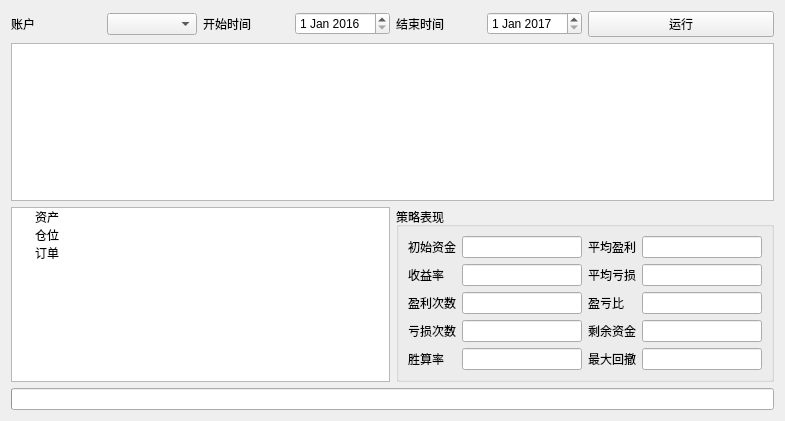
First picture: the form in ui/backtest_run.ui, repository fj11/backtesters, before the edit.
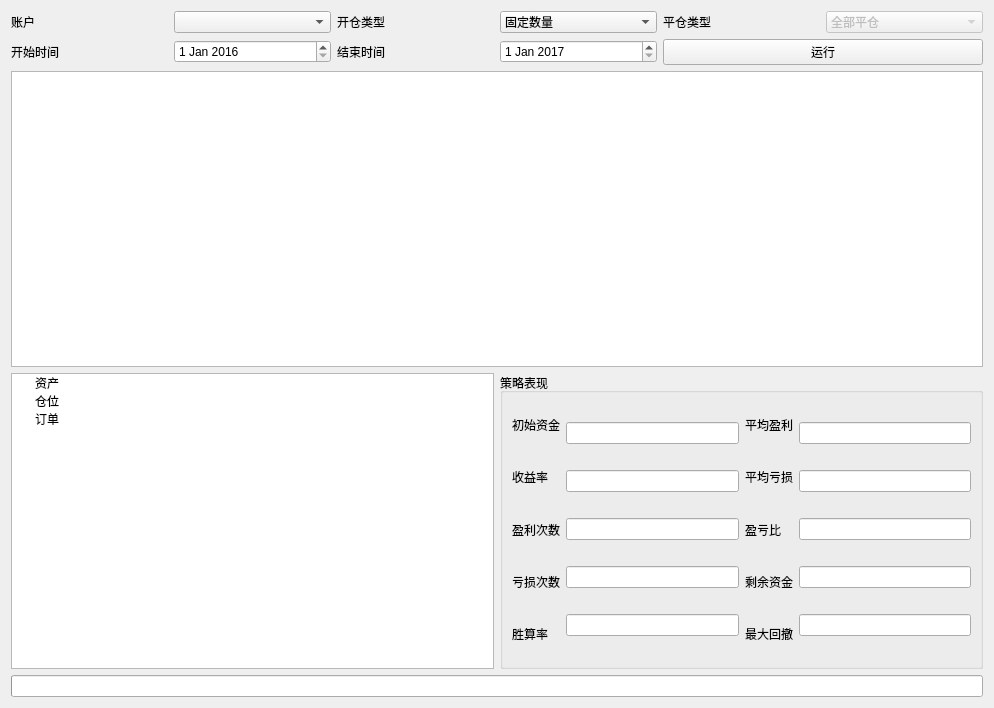
Second picture: the form after the edit. Icons and pictures are not drawn.

The edit to the form file:
```diff
--- a/ui/backtest_run.ui
+++ b/ui/backtest_run.ui
@@ -6,8 +6,8 @@
    <rect>
     <x>0</x>
     <y>0</y>
-    <width>785</width>
-    <height>421</height>
+    <width>994</width>
+    <height>708</height>
    </rect>
   </property>
   <property name="windowTitle">
@@ -15,7 +15,7 @@
   </property>
   <layout class="QVBoxLayout" name="verticalLayout_5">
    <item>
-    <layout class="QHBoxLayout" name="horizontalLayout_6">
+    <layout class="QHBoxLayout" name="horizontalLayout_10">
      <item>
       <layout class="QHBoxLayout" name="horizontalLayout_3">
        <item>
@@ -30,6 +30,68 @@
        </item>
       </layout>
      </item>
+     <item>
+      <layout class="QHBoxLayout" name="horizontalLayout_6">
+       <item>
+        <widget class="QLabel" name="label_5">
+         <property name="text">
+          <string>开仓类型</string>
+         </property>
+        </widget>
+       </item>
+       <item>
+        <widget class="QComboBox" name="open_type">
+         <item>
+          <property name="text">
+           <string>固定数量</string>
+          </property>
+         </item>
+         <item>
+          <property name="text">
+           <string>固定金额</string>
+          </property>
+         </item>
+         <item>
+          <property name="text">
+           <string>资金比例</string>
+          </property>
+         </item>
+        </widget>
+       </item>
+      </layout>
+     </item>
+     <item>
+      <layout class="QHBoxLayout" name="horizontalLayout_9">
+       <item>
+        <widget class="QLabel" name="label_6">
+         <property name="text">
+          <string>平仓类型</string>
+         </property>
+        </widget>
+       </item>
+       <item>
+        <widget class="QComboBox" name="close_type">
+         <property name="enabled">
+          <bool>false</bool>
+         </property>
+         <item>
+          <property name="text">
+           <string>全部平仓</string>
+          </property>
+         </item>
+         <item>
+          <property name="text">
+           <string>比例平仓</string>
+          </property>
+         </item>
+        </widget>
+       </item>
+      </layout>
+     </item>
+    </layout>
+   </item>
+   <item>
+    <layout class="QHBoxLayout" name="horizontalLayout_11">
      <item>
       <layout class="QHBoxLayout" name="horizontalLayout">
        <item>
```
